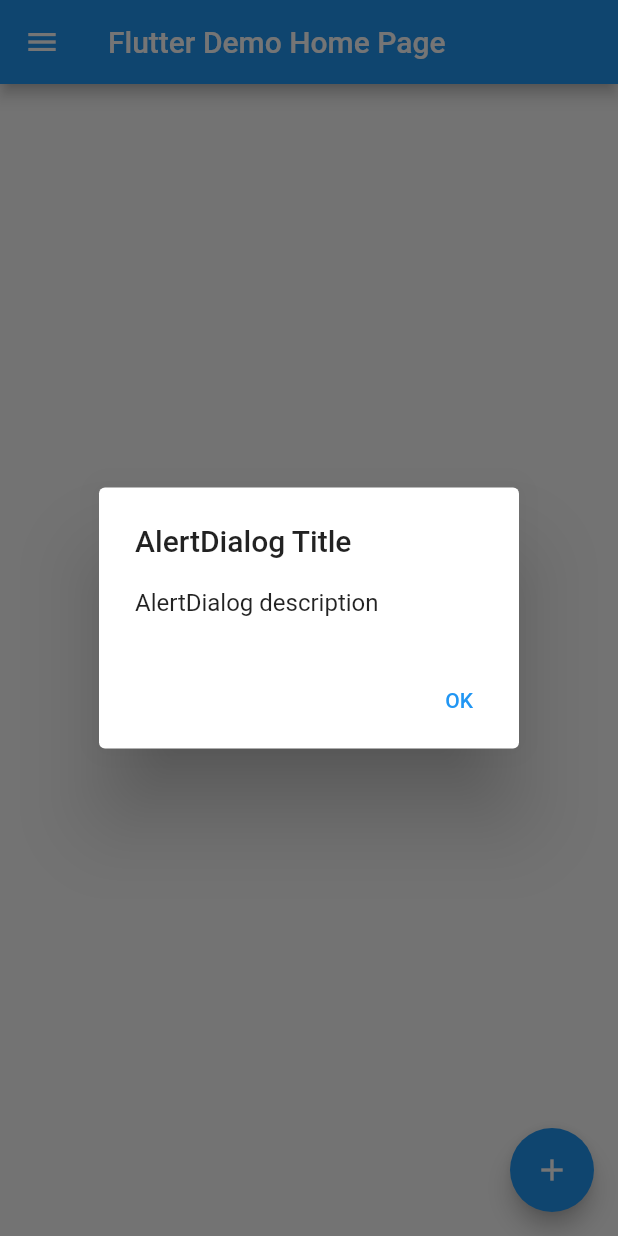
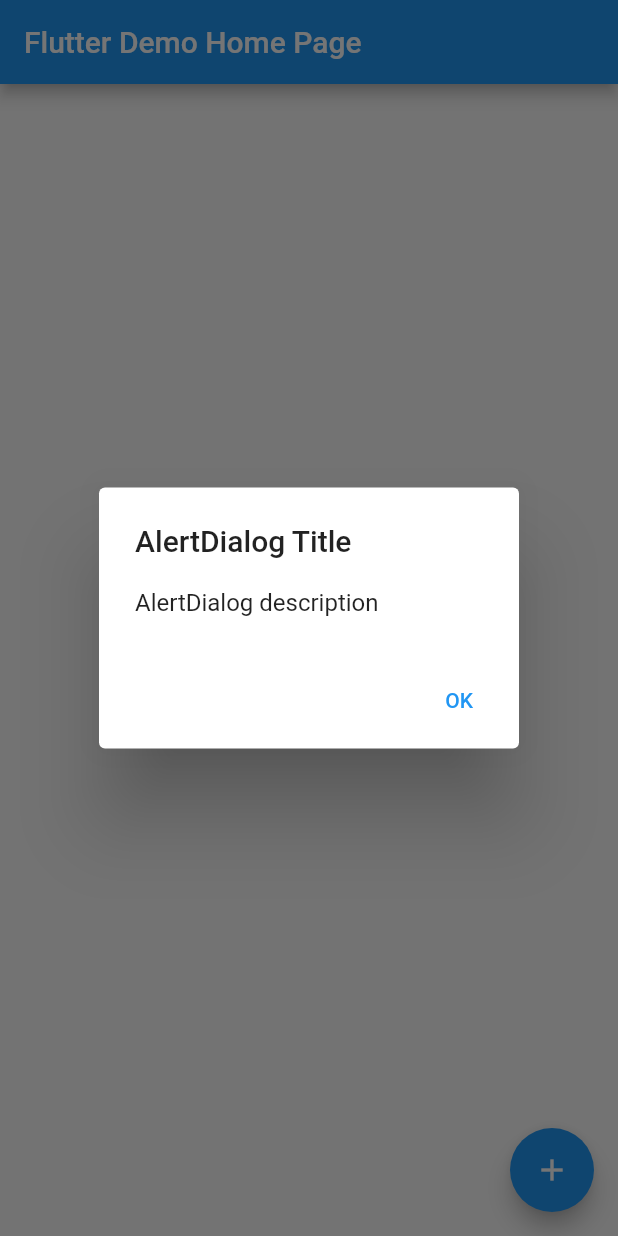
Before and after one commit to jumpjet0524/to_do_list_flutter, a Flutter app: the screen it shows after launch, after a tap on the "add" icon, on a phone screen of 412 x 824 dp. Run offline on Flutter 3.47's test engine with Material 2 defaults, Android fonts, the phone set to English and light mode, and no system bars; our stand-ins replace sqflite; accounts and stored records are empty.

Commit message:
Dismissible ok

```diff
--- a/lib/database_helper.dart
+++ b/lib/database_helper.dart
@@ -5,10 +5,10 @@ import 'package:path_provider/path_provider.dart';
 import 'package:sqflite/sqflite.dart';
 
 class DatabaseHelper {
-  static final _databaseName = "database.db";
-  static final _databaseVersion = 1;
+  static const _databaseName = "database.db";
+  static const _databaseVersion = 1;
 
-  static final table = "mytable";
+  static const table = "myTable";
 
   DatabaseHelper._privateConstructor();
 
--- a/lib/event_manger.dart
+++ b/lib/event_manger.dart
@@ -2,7 +2,7 @@ import 'event.dart';
 import 'database_helper.dart';
 
 class EventManager {
-  final dbHepler = DatabaseHelper.instance;
+  final dbHelper = DatabaseHelper.instance;
 
   EventManager._privateConstructor();
 
@@ -13,17 +13,17 @@ class EventManager {
       name: '打神魔',
       event: '日常任務',
     );
-    dbHepler.insert(event.toMap());
+    dbHelper.insert(event.toMap());
     print('------insert執行結束------');
   }
 
   Future<List<Map<String, dynamic>>> query()async{
-    final rows = await dbHepler.queryAllRow();
+    final rows = await dbHelper.queryAllRow();
     return rows;
   }
 
   Future<void> delete(id) async{
-    dbHepler.delete(id!);
+    dbHelper.delete(id!);
     print('---delete 執行結束---');
   }
 }
--- a/lib/main.dart
+++ b/lib/main.dart
@@ -31,19 +31,23 @@ class MyHomePage extends StatefulWidget {
 }
 
 class _MyHomePageState extends State<MyHomePage> {
-  var a = [];
+  List<dynamic> allData = [];
+  // Future<List<Map<String, dynamic>>> table = EventManager.instance.query();
 
   @override
   Widget build(BuildContext context) {
-    Future<List<Map<String, dynamic>>> table = EventManager.instance.query();
-    List<int> items = List<int>.generate(a.length, (int index) => index);
 
     return Scaffold(
       appBar: AppBar(
         title: Text(widget.title),
       ),
-      body: ListView.builder(
-        itemCount: items.length,
+      body: FutureBuilder<List<dynamic>>(
+          future: EventManager.instance.query(),
+          builder: (BuildContext context, AsyncSnapshot<List> snapshot) {
+            if (snapshot.hasData) {
+              allData = snapshot.data as List<dynamic> ;
+              return ListView.builder(
+                itemCount: allData.length,
                 padding: const EdgeInsets.symmetric(vertical: 16),
                 itemBuilder: (BuildContext context, int index) {
                   return Dismissible(
@@ -52,39 +56,20 @@ class _MyHomePageState extends State<MyHomePage> {
                     ),
                     key: UniqueKey(),
                     onDismissed: (direction) {
-              EventManager.instance.delete(a[index]['id']).then((val) {
-                setState(() {
-                  table.then((value) {
-                    setState(() {
-                      a = value;
-                      print(a);
-                    });
-                  });
-                });
+                      EventManager.instance.delete(allData[index]['id']).then((val) {
+                        print(allData);
+                        setState(() {});
                       });
                     },
-            child: ListTile(title: Text('${a[index]['name']}')),
+                    child: ListTile(title: Text('${allData[index]['id']}')),
                   );
                 },
-      ),
-      drawer: Drawer(
-        child: Column(
-          mainAxisAlignment: MainAxisAlignment.center,
-          children: <Widget>[
-            FloatingActionButton(
-              child: Text('查詢'),
-              onPressed: () {
-                table.then((value) {
-                  setState(() {
-                    a = value;
-                    print(a);
-                  });
-                });
-              },
-            ),
-          ],
-        ),
-      ),
+              );
+            } else {
+              print('Awaiting result...');
+              return Container();
+            }
+          }),
       floatingActionButton: FloatingActionButton(
         onPressed: () {
           showDialog<String>(
@@ -96,11 +81,7 @@ class _MyHomePageState extends State<MyHomePage> {
                 TextButton(
                   onPressed: () {
                     EventManager.instance.insert().then((value) {
-                      table.then((value) {
-                        setState(() {
-                          a = value;
-                        });
-                      });
+                      setState(() {});
                     });
 
                     Navigator.pop(context, 'OK');
```
Lines whose indentation alone changed are shown as unchanged.
